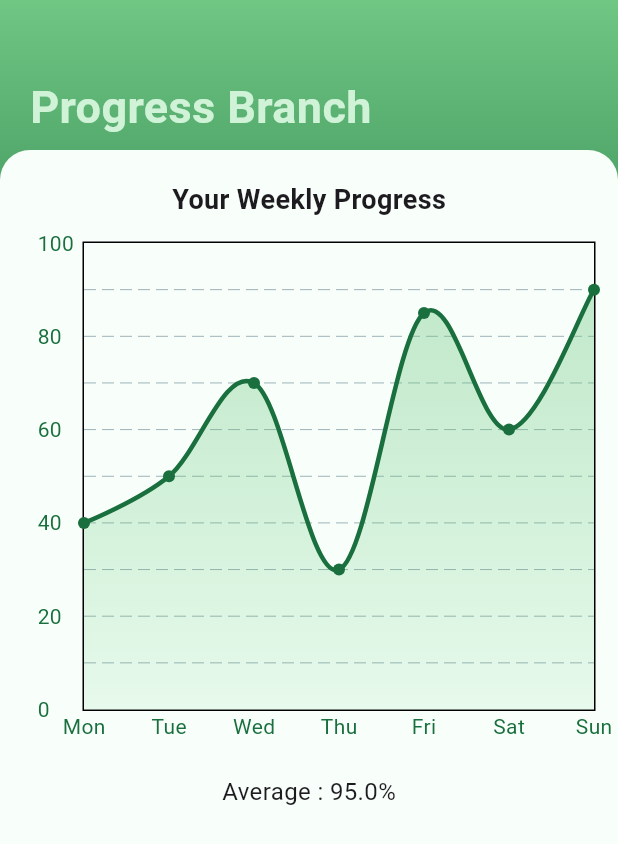
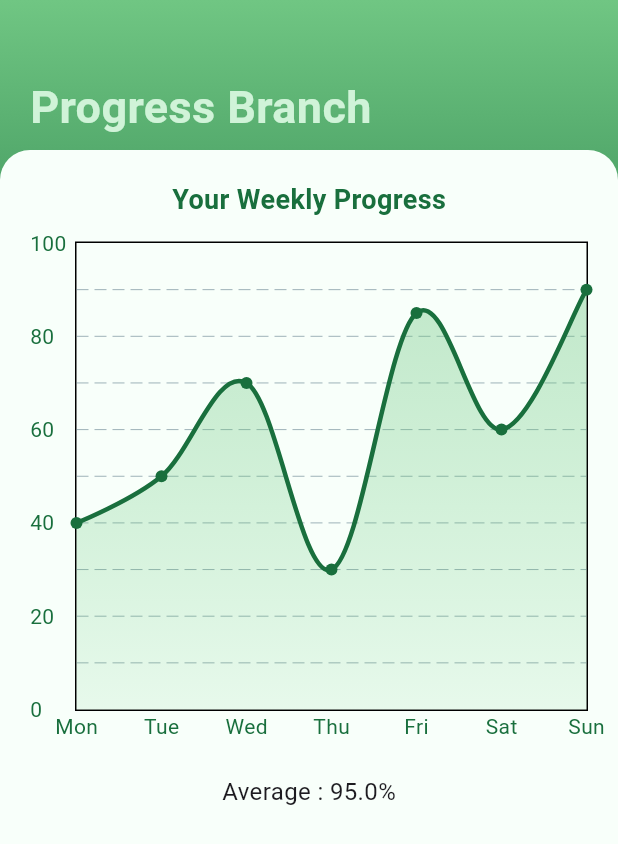
Before and after one commit to saarujan-ui/flutter_project, a Flutter app: the screen it shows after launch, on a phone screen of 412 x 824 dp. Shown: the top 844 px of the screen. Run offline on Flutter 3.47's test engine with Material 3 defaults, Android fonts, the phone set to English and light mode, and no system bars; drawn by our look-alikes of fl_chart.

Commit message:
Changed UI colour on text

```diff
--- a/lib/Pages/progress_tracking_page.dart
+++ b/lib/Pages/progress_tracking_page.dart
@@ -64,6 +64,7 @@ class _ProgressTrackingPageState extends State<ProgressTrackingPage> {
                      style: TextStyle(
                        fontSize: 18,
                        fontWeight: FontWeight.bold,
+                       color: AppColors.green_1,
                      ),
                    ),
                    ProgressChart(
--- a/lib/style/progress_chart.dart
+++ b/lib/style/progress_chart.dart
@@ -17,7 +17,7 @@ class ProgressChartState extends State<ProgressChart> {
     return SizedBox(
       height: 350,
       child: Padding(
-        padding: const EdgeInsets.only(left: 15,right: 15,top: 15),
+        padding: const EdgeInsets.only(left: 10,right: 20,top: 15),
         child: LineChart(
           LineChartData(
             gridData: FlGridData(
```
